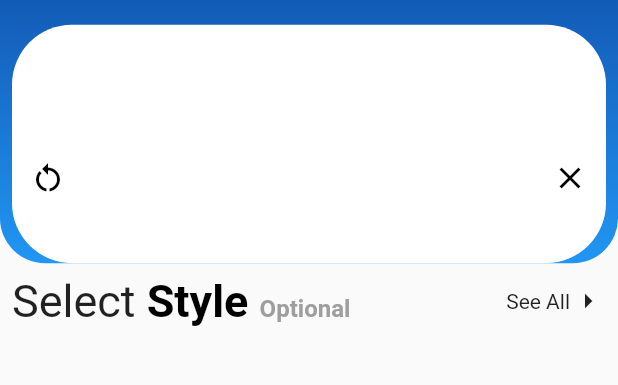
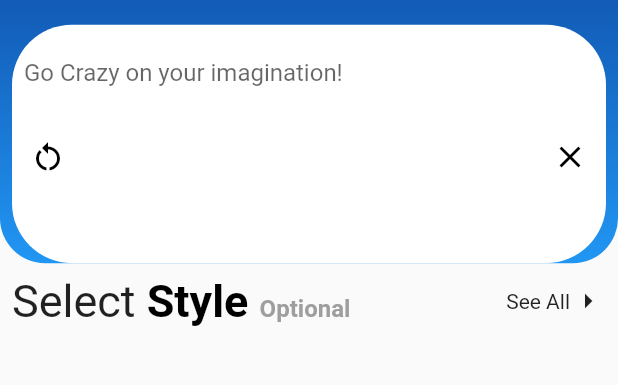
Before and after one commit to anas790/imagisea, a Flutter app: the screen it shows after launch, on a phone screen of 412 x 824 dp, the part 90-475 px from its top. Run offline on Flutter 3.47's test engine with Material 2 defaults, Android fonts, the phone set to English and light mode, and no system bars; our stand-ins replace google_fonts.

```diff
--- a/lib/Screens/HomeScreen.dart
+++ b/lib/Screens/HomeScreen.dart
@@ -38,6 +38,7 @@ class _HomepageState extends State<Homepage> {
                   child: Flexible(
                     flex: 1,
                     child: Row(
+                      mainAxisAlignment: MainAxisAlignment.center,
                       children: [
                         Text(
                           'IMAGISEA',
@@ -76,10 +77,11 @@ class _HomepageState extends State<Homepage> {
                           const Padding(
                             padding: EdgeInsets.all(8.0),
                             child: TextField(
-                              maxLines: 2,
+                              maxLines: 1,
                               decoration: InputDecoration(
                                 border: InputBorder.none,
-                                hintMaxLines: 2,
+                                hintMaxLines: 1,
+                                hintText: 'Go Crazy on your imagination!',
                               ),
                             ),
                           ),
```
Also changed, not shown: 1 other file.
